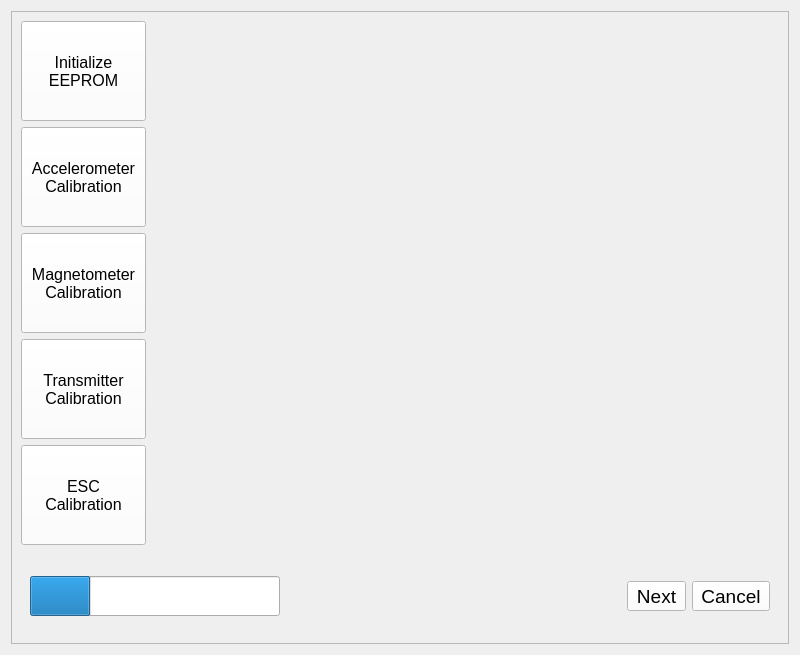
Qt form AeroQuadCommunicator/panel/calibration/panel_calibrate.ui (AeroQuad/AeroQuadCommunicator) before a commit.
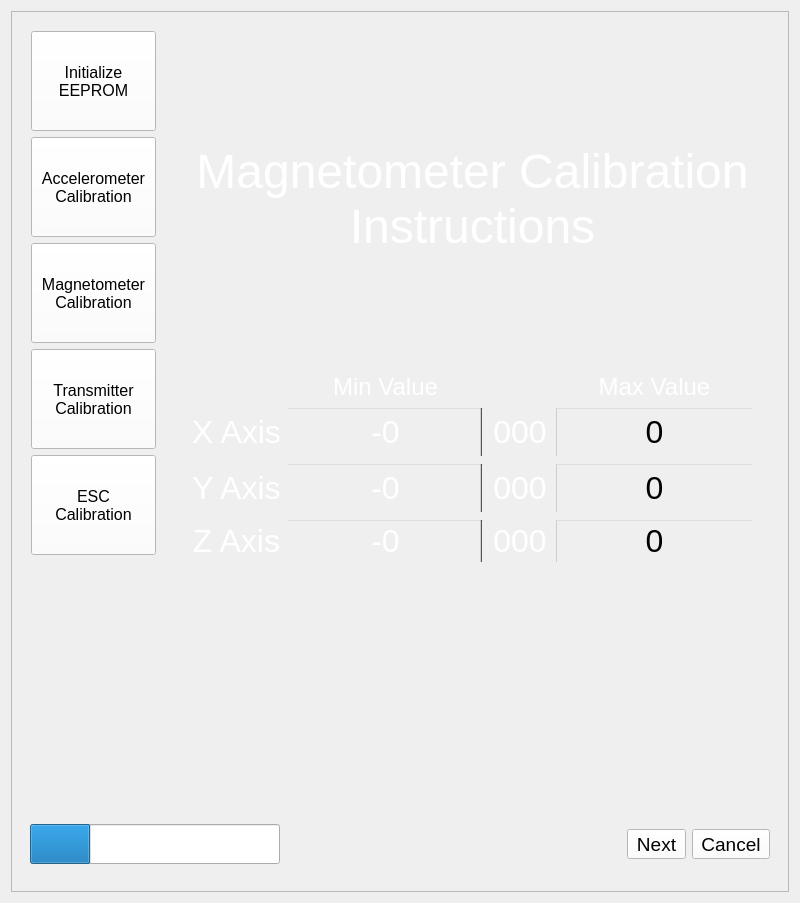
The same form after that commit. Icons and pictures are not drawn.

Commit message: added QStackedWidget to organize widgets for each calibration type

```diff
--- a/AeroQuadCommunicator/panel/calibration/panel_calibrate.ui
+++ b/AeroQuadCommunicator/panel/calibration/panel_calibrate.ui
@@ -7,7 +7,7 @@
     <x>0</x>
     <y>0</y>
     <width>800</width>
-    <height>655</height>
+    <height>903</height>
    </rect>
   </property>
   <property name="font">
@@ -40,211 +40,219 @@
       <enum>QFrame::Raised</enum>
      </property>
      <layout class="QGridLayout" name="gridLayout_2">
-      <item row="1" column="0">
-       <widget class="QToolButton" name="accelCal">
-        <property name="minimumSize">
-         <size>
-          <width>125</width>
-          <height>100</height>
-         </size>
-        </property>
-        <property name="font">
-         <font>
-          <pointsize>12</pointsize>
-         </font>
-        </property>
+      <item row="0" column="0" rowspan="7">
+       <widget class="QFrame" name="calSelect">
         <property name="styleSheet">
-         <string notr="true">background-color: rgb(255, 255, 255);</string>
+         <string notr="true">background-color: rgba(255, 255, 255, 0);</string>
         </property>
-        <property name="text">
-         <string>Accelerometer
-Calibration</string>
+        <property name="frameShape">
+         <enum>QFrame::StyledPanel</enum>
         </property>
-        <property name="icon">
-         <iconset resource="../../commuicator.qrc">
-          <normaloff>:/images/resources/accelCal.png</normaloff>:/images/resources/accelCal.png</iconset>
+        <property name="frameShadow">
+         <enum>QFrame::Raised</enum>
         </property>
-        <property name="iconSize">
-         <size>
-          <width>50</width>
-          <height>50</height>
-         </size>
-        </property>
-        <property name="autoRepeat">
-         <bool>false</bool>
-        </property>
-        <property name="popupMode">
-         <enum>QToolButton::DelayedPopup</enum>
-        </property>
-        <property name="toolButtonStyle">
-         <enum>Qt::ToolButtonTextUnderIcon</enum>
-        </property>
-        <property name="autoRaise">
-         <bool>false</bool>
-        </property>
-       </widget>
-      </item>
-      <item row="3" column="0">
-       <widget class="QToolButton" name="xmitCal">
-        <property name="minimumSize">
-         <size>
-          <width>125</width>
-          <height>100</height>
-         </size>
-        </property>
-        <property name="font">
-         <font>
-          <pointsize>12</pointsize>
-         </font>
-        </property>
-        <property name="styleSheet">
-         <string notr="true">background-color: rgb(255, 255, 255);</string>
-        </property>
-        <property name="text">
-         <string>Transmitter
-Calibration</string>
-        </property>
-        <property name="icon">
-         <iconset resource="../../commuicator.qrc">
-          <normaloff>:/images/resources/transmitterCal.png</normaloff>:/images/resources/transmitterCal.png</iconset>
-        </property>
-        <property name="iconSize">
-         <size>
-          <width>50</width>
-          <height>50</height>
-         </size>
-        </property>
-        <property name="toolButtonStyle">
-         <enum>Qt::ToolButtonTextUnderIcon</enum>
-        </property>
-       </widget>
-      </item>
-      <item row="5" column="0">
-       <spacer name="verticalSpacer">
-        <property name="orientation">
-         <enum>Qt::Vertical</enum>
-        </property>
-        <property name="sizeHint" stdset="0">
-         <size>
-          <width>20</width>
-          <height>40</height>
-         </size>
-        </property>
-       </spacer>
-      </item>
-      <item row="2" column="0">
-       <widget class="QToolButton" name="magCal">
-        <property name="minimumSize">
-         <size>
-          <width>125</width>
-          <height>100</height>
-         </size>
-        </property>
-        <property name="font">
-         <font>
-          <pointsize>12</pointsize>
-         </font>
-        </property>
-        <property name="styleSheet">
-         <string notr="true">background-color: rgb(255, 255, 255);</string>
-        </property>
-        <property name="text">
-         <string>Magnetometer
-Calibration</string>
-        </property>
-        <property name="icon">
-         <iconset resource="../../commuicator.qrc">
-          <normaloff>:/images/resources/magCal.png</normaloff>:/images/resources/magCal.png</iconset>
-        </property>
-        <property name="iconSize">
-         <size>
-          <width>50</width>
-          <height>50</height>
-         </size>
-        </property>
-        <property name="toolButtonStyle">
-         <enum>Qt::ToolButtonTextUnderIcon</enum>
-        </property>
-       </widget>
-      </item>
-      <item row="4" column="0">
-       <widget class="QToolButton" name="escCal">
-        <property name="minimumSize">
-         <size>
-          <width>125</width>
-          <height>100</height>
-         </size>
-        </property>
-        <property name="font">
-         <font>
-          <pointsize>12</pointsize>
-         </font>
-        </property>
-        <property name="styleSheet">
-         <string notr="true">background-color: rgb(255, 255, 255);</string>
-        </property>
-        <property name="text">
-         <string>ESC
-Calibration</string>
-        </property>
-        <property name="icon">
-         <iconset resource="../../commuicator.qrc">
-          <normaloff>:/images/resources/speedControlCal.png</normaloff>:/images/resources/speedControlCal.png</iconset>
-        </property>
-        <property name="iconSize">
-         <size>
-          <width>50</width>
-          <height>50</height>
-         </size>
-        </property>
-        <property name="toolButtonStyle">
-         <enum>Qt::ToolButtonTextUnderIcon</enum>
-        </property>
-       </widget>
-      </item>
-      <item row="0" column="0">
-       <widget class="QToolButton" name="initEEPROM">
-        <property name="minimumSize">
-         <size>
-          <width>125</width>
-          <height>100</height>
-         </size>
-        </property>
-        <property name="font">
-         <font>
-          <pointsize>12</pointsize>
-         </font>
-        </property>
-        <property name="styleSheet">
-         <string notr="true">background-color: rgb(255, 255, 255);</string>
-        </property>
-        <property name="text">
-         <string>Initialize
+        <layout class="QGridLayout" name="gridLayout_7">
+         <item row="0" column="0">
+          <widget class="QToolButton" name="initEEPROM">
+           <property name="minimumSize">
+            <size>
+             <width>125</width>
+             <height>100</height>
+            </size>
+           </property>
+           <property name="font">
+            <font>
+             <pointsize>12</pointsize>
+            </font>
+           </property>
+           <property name="styleSheet">
+            <string notr="true">background-color: rgb(255, 255, 255);</string>
+           </property>
+           <property name="text">
+            <string>Initialize
 EEPROM</string>
+           </property>
+           <property name="icon">
+            <iconset resource="../../commuicator.qrc">
+             <normaloff>:/images/resources/debug.png</normaloff>:/images/resources/debug.png</iconset>
+           </property>
+           <property name="iconSize">
+            <size>
+             <width>50</width>
+             <height>50</height>
+            </size>
+           </property>
+           <property name="toolButtonStyle">
+            <enum>Qt::ToolButtonTextUnderIcon</enum>
+           </property>
+          </widget>
+         </item>
+         <item row="3" column="0">
+          <widget class="QToolButton" name="magCal">
+           <property name="minimumSize">
+            <size>
+             <width>125</width>
+             <height>100</height>
+            </size>
+           </property>
+           <property name="font">
+            <font>
+             <pointsize>12</pointsize>
+            </font>
+           </property>
+           <property name="styleSheet">
+            <string notr="true">background-color: rgb(255, 255, 255);</string>
+           </property>
+           <property name="text">
+            <string>Magnetometer
+Calibration</string>
+           </property>
+           <property name="icon">
+            <iconset resource="../../commuicator.qrc">
+             <normaloff>:/images/resources/magCal.png</normaloff>:/images/resources/magCal.png</iconset>
+           </property>
+           <property name="iconSize">
+            <size>
+             <width>50</width>
+             <height>50</height>
+            </size>
+           </property>
+           <property name="toolButtonStyle">
+            <enum>Qt::ToolButtonTextUnderIcon</enum>
+           </property>
+          </widget>
+         </item>
+         <item row="5" column="0">
+          <widget class="QToolButton" name="escCal">
+           <property name="minimumSize">
+            <size>
+             <width>125</width>
+             <height>100</height>
+            </size>
+           </property>
+           <property name="font">
+            <font>
+             <pointsize>12</pointsize>
+            </font>
+           </property>
+           <property name="styleSheet">
+            <string notr="true">background-color: rgb(255, 255, 255);</string>
+           </property>
+           <property name="text">
+            <string>ESC
+Calibration</string>
+           </property>
+           <property name="icon">
+            <iconset resource="../../commuicator.qrc">
+             <normaloff>:/images/resources/speedControlCal.png</normaloff>:/images/resources/speedControlCal.png</iconset>
+           </property>
+           <property name="iconSize">
+            <size>
+             <width>50</width>
+             <height>50</height>
+            </size>
+           </property>
+           <property name="toolButtonStyle">
+            <enum>Qt::ToolButtonTextUnderIcon</enum>
+           </property>
+          </widget>
+         </item>
+         <item row="4" column="0">
+          <widget class="QToolButton" name="xmitCal">
+           <property name="minimumSize">
+            <size>
+             <width>125</width>
+             <height>100</height>
+            </size>
+           </property>
+           <property name="font">
+            <font>
+             <pointsize>12</pointsize>
+            </font>
+           </property>
+           <property name="styleSheet">
+            <string notr="true">background-color: rgb(255, 255, 255);</string>
+           </property>
+           <property name="text">
+            <string>Transmitter
+Calibration</string>
+           </property>
+           <property name="icon">
+            <iconset resource="../../commuicator.qrc">
+             <normaloff>:/images/resources/transmitterCal.png</normaloff>:/images/resources/transmitterCal.png</iconset>
+           </property>
+           <property name="iconSize">
+            <size>
+             <width>50</width>
+             <height>50</height>
+            </size>
+           </property>
+           <property name="toolButtonStyle">
+            <enum>Qt::ToolButtonTextUnderIcon</enum>
+           </property>
+          </widget>
+         </item>
+         <item row="1" column="0">
+          <widget class="QToolButton" name="accelCal">
+           <property name="minimumSize">
+            <size>
+             <width>125</width>
+             <height>100</height>
+            </size>
+           </property>
+           <property name="font">
+            <font>
+             <pointsize>12</pointsize>
+            </font>
+           </property>
+           <property name="styleSheet">
+            <string notr="true">background-color: rgb(255, 255, 255);</string>
+           </property>
+           <property name="text">
+            <string>Accelerometer
+Calibration</string>
+           </property>
+           <property name="icon">
+            <iconset resource="../../commuicator.qrc">
+             <normaloff>:/images/resources/accelCal.png</normaloff>:/images/resources/accelCal.png</iconset>
+           </property>
+           <property name="iconSize">
+            <size>
+             <width>50</width>
+             <height>50</height>
+            </size>
+           </property>
+           <property name="autoRepeat">
+            <bool>false</bool>
+           </property>
+           <property name="popupMode">
+            <enum>QToolButton::DelayedPopup</enum>
+           </property>
+           <property name="toolButtonStyle">
+            <enum>Qt::ToolButtonTextUnderIcon</enum>
+           </property>
+           <property name="autoRaise">
+            <bool>false</bool>
+           </property>
+          </widget>
+         </item>
+        </layout>
+       </widget>
+      </item>
+      <item row="7" column="0">
+       <spacer name="verticalSpacer">
+        <property name="orientation">
+         <enum>Qt::Vertical</enum>
         </property>
-        <property name="icon">
-         <iconset resource="../../commuicator.qrc">
-          <normaloff>:/images/resources/debug.png</normaloff>:/images/resources/debug.png</iconset>
-        </property>
-        <property name="iconSize">
+        <property name="sizeHint" stdset="0">
          <size>
-          <width>50</width>
-          <height>50</height>
+          <width>20</width>
+          <height>40</height>
          </size>
         </property>
-        <property name="toolButtonStyle">
-         <enum>Qt::ToolButtonTextUnderIcon</enum>
-        </property>
-       </widget>
+       </spacer>
       </item>
-      <item row="0" column="1" rowspan="6">
-       <widget class="QWidget" name="calScreen" native="true">
-        <property name="styleSheet">
-         <string notr="true">background-color: rgb(#9aa9be);</string>
-        </property>
-       </widget>
-      </item>
-      <item row="6" column="0" colspan="2">
+      <item row="9" column="0" colspan="3">
        <widget class="QFrame" name="userConfirm">
         <property name="sizePolicy">
          <sizepolicy hsizetype="Preferred" vsizetype="Fixed">
@@ -361,6 +369,485 @@
         </layout>
        </widget>
       </item>
+      <item row="8" column="0">
+       <spacer name="verticalSpacer_4">
+        <property name="orientation">
+         <enum>Qt::Vertical</enum>
+        </property>
+        <property name="sizeHint" stdset="0">
+         <size>
+          <width>20</width>
+          <height>40</height>
+         </size>
+        </property>
+       </spacer>
+      </item>
+      <item row="0" column="1" rowspan="8">
+       <widget class="QStackedWidget" name="calPanel">
+        <property name="styleSheet">
+         <string notr="true">background-color: rgba(255, 255, 255, 0);</string>
+        </property>
+        <property name="currentIndex">
+         <number>2</number>
+        </property>
+        <widget class="QWidget" name="calDisplay">
+         <property name="styleSheet">
+          <string notr="true">font:36pt; color:white;</string>
+         </property>
+         <layout class="QGridLayout" name="gridLayout_6">
+          <property name="leftMargin">
+           <number>20</number>
+          </property>
+          <property name="rightMargin">
+           <number>20</number>
+          </property>
+          <item row="0" column="0">
+           <widget class="QLabel" name="displayInstructions">
+            <property name="text">
+             <string>Calibration Instructions</string>
+            </property>
+            <property name="alignment">
+             <set>Qt::AlignCenter</set>
+            </property>
+            <property name="wordWrap">
+             <bool>true</bool>
+            </property>
+            <property name="margin">
+             <number>0</number>
+            </property>
+           </widget>
+          </item>
+         </layout>
+        </widget>
+        <widget class="QWidget" name="calAccel">
+         <layout class="QGridLayout" name="gridLayout_4">
+          <property name="leftMargin">
+           <number>20</number>
+          </property>
+          <property name="rightMargin">
+           <number>20</number>
+          </property>
+          <item row="0" column="0">
+           <widget class="QLabel" name="accelInstructions">
+            <property name="minimumSize">
+             <size>
+              <width>0</width>
+              <height>125</height>
+             </size>
+            </property>
+            <property name="styleSheet">
+             <string notr="true">font:36pt; color:white;</string>
+            </property>
+            <property name="text">
+             <string>Accel Calibration Instructions</string>
+            </property>
+            <property name="alignment">
+             <set>Qt::AlignCenter</set>
+            </property>
+            <property name="wordWrap">
+             <bool>true</bool>
+            </property>
+           </widget>
+          </item>
+          <item row="1" column="0">
+           <widget class="QLabel" name="picture">
+            <property name="text">
+             <string/>
+            </property>
+            <property name="pixmap">
+             <pixmap resource="../../commuicator.qrc">:/images/resources/AQ32v2.jpg</pixmap>
+            </property>
+            <property name="alignment">
+             <set>Qt::AlignCenter</set>
+            </property>
+           </widget>
+          </item>
+         </layout>
+        </widget>
+        <widget class="QWidget" name="magAccel">
+         <layout class="QGridLayout" name="gridLayout_5">
+          <property name="leftMargin">
+           <number>20</number>
+          </property>
+          <property name="rightMargin">
+           <number>20</number>
+          </property>
+          <item row="5" column="3">
+           <widget class="QProgressBar" name="xAxisPlus">
+            <property name="minimumSize">
+             <size>
+              <width>0</width>
+              <height>50</height>
+             </size>
+            </property>
+            <property name="font">
+             <font>
+              <pointsize>24</pointsize>
+             </font>
+            </property>
+            <property name="maximum">
+             <number>800</number>
+            </property>
+            <property name="value">
+             <number>0</number>
+            </property>
+            <property name="alignment">
+             <set>Qt::AlignCenter</set>
+            </property>
+            <property name="format">
+             <string>%v</string>
+            </property>
+           </widget>
+          </item>
+          <item row="5" column="1">
+           <widget class="QProgressBar" name="xAxisMinus">
+            <property name="minimumSize">
+             <size>
+              <width>0</width>
+              <height>50</height>
+             </size>
+            </property>
+            <property name="font">
+             <font>
+              <pointsize>24</pointsize>
+             </font>
+            </property>
+            <property name="minimum">
+             <number>0</number>
+            </property>
+            <property name="maximum">
+             <number>800</number>
+            </property>
+            <property name="value">
+             <number>0</number>
+            </property>
+            <property name="alignment">
+             <set>Qt::AlignCenter</set>
+            </property>
+            <property name="invertedAppearance">
+             <bool>true</bool>
+            </property>
+            <property name="format">
+             <string>-%v</string>
+            </property>
+           </widget>
+          </item>
+          <item row="9" column="2">
+           <widget class="QLabel" name="zAxisValue">
+            <property name="minimumSize">
+             <size>
+              <width>60</width>
+              <height>0</height>
+             </size>
+            </property>
+            <property name="styleSheet">
+             <string notr="true">font:24pt; color:white;</string>
+            </property>
+            <property name="text">
+             <string>000</string>
+            </property>
+            <property name="alignment">
+             <set>Qt::AlignCenter</set>
+            </property>
+           </widget>
+          </item>
+          <item row="7" column="3">
+           <widget class="QProgressBar" name="yAxisPlus">
+            <property name="minimumSize">
+             <size>
+              <width>0</width>
+              <height>50</height>
+             </size>
+            </property>
+            <property name="font">
+             <font>
+              <pointsize>24</pointsize>
+             </font>
+            </property>
+            <property name="maximum">
+             <number>800</number>
+            </property>
+            <property name="value">
+             <number>0</number>
+            </property>
+            <property name="alignment">
+             <set>Qt::AlignCenter</set>
+            </property>
+            <property name="format">
+             <string>%v</string>
+            </property>
+           </widget>
+          </item>
+          <item row="5" column="2">
+           <widget class="QLabel" name="xAxisValue">
+            <property name="minimumSize">
+             <size>
+              <width>60</width>
+              <height>0</height>
+             </size>
+            </property>
+            <property name="font">
+             <font>
+              <pointsize>24</pointsize>
+             </font>
+            </property>
+            <property name="styleSheet">
+             <string notr="true">font:24pt; color:white;</string>
+            </property>
+            <property name="text">
+             <string>000</string>
+            </property>
+            <property name="alignment">
+             <set>Qt::AlignCenter</set>
+            </property>
+           </widget>
+          </item>
+          <item row="3" column="2">
+           <spacer name="verticalSpacer_3">
+            <property name="orientation">
+             <enum>Qt::Vertical</enum>
+            </property>
+            <property name="sizeHint" stdset="0">
+             <size>
+              <width>20</width>
+              <height>40</height>
+             </size>
+            </property>
+           </spacer>
+          </item>
+          <item row="7" column="2">
+           <widget class="QLabel" name="yAxisValue">
+            <property name="minimumSize">
+             <size>
+              <width>60</width>
+              <height>0</height>
+             </size>
+            </property>
+            <property name="styleSheet">
+             <string notr="true">font:24pt; color:white;</string>
+            </property>
+            <property name="text">
+             <string>000</string>
+            </property>
+            <property name="alignment">
+             <set>Qt::AlignCenter</set>
+            </property>
+           </widget>
+          </item>
+          <item row="9" column="3">
+           <widget class="QProgressBar" name="zAxisPlus">
+            <property name="font">
+             <font>
+              <pointsize>24</pointsize>
+             </font>
+            </property>
+            <property name="maximum">
+             <number>800</number>
+            </property>
+            <property name="value">
+             <number>0</number>
+            </property>
+            <property name="alignment">
+             <set>Qt::AlignCenter</set>
+            </property>
+            <property name="format">
+             <string>%v</string>
+            </property>
+           </widget>
+          </item>
+          <item row="9" column="1">
+           <widget class="QProgressBar" name="zAxisMinus">
+            <property name="font">
+             <font>
+              <pointsize>24</pointsize>
+             </font>
+            </property>
+            <property name="maximum">
+             <number>800</number>
+            </property>
+            <property name="value">
+             <number>0</number>
+            </property>
+            <property name="alignment">
+             <set>Qt::AlignCenter</set>
+            </property>
+            <property name="invertedAppearance">
+             <bool>true</bool>
+            </property>
+            <property name="format">
+             <string>-%v</string>
+            </property>
+           </widget>
+          </item>
+          <item row="7" column="1">
+           <widget class="QProgressBar" name="yAxisMinus">
+            <property name="minimumSize">
+             <size>
+              <width>0</width>
+              <height>50</height>
+             </size>
+            </property>
+            <property name="font">
+             <font>
+              <pointsize>24</pointsize>
+             </font>
+            </property>
+            <property name="minimum">
+             <number>0</number>
+            </property>
+            <property name="maximum">
+             <number>800</number>
+            </property>
+            <property name="value">
+             <number>0</number>
+            </property>
+            <property name="alignment">
+             <set>Qt::AlignCenter</set>
+            </property>
+            <property name="invertedAppearance">
+             <bool>true</bool>
+            </property>
+            <property name="format">
+             <string>-%v</string>
+            </property>
+           </widget>
+          </item>
+          <item row="10" column="2">
+           <spacer name="verticalSpacer_2">
+            <property name="orientation">
+             <enum>Qt::Vertical</enum>
+            </property>
+            <property name="sizeHint" stdset="0">
+             <size>
+              <width>20</width>
+              <height>40</height>
+             </size>
+            </property>
+           </spacer>
+          </item>
+          <item row="1" column="1">
+           <spacer name="verticalSpacer_5">
+            <property name="orientation">
+             <enum>Qt::Vertical</enum>
+            </property>
+            <property name="sizeHint" stdset="0">
+             <size>
+              <width>20</width>
+              <height>40</height>
+             </size>
+            </property>
+           </spacer>
+          </item>
+          <item row="5" column="0">
+           <widget class="QLabel" name="xAxisLabel">
+            <property name="font">
+             <font>
+              <pointsize>24</pointsize>
+              <weight>50</weight>
+              <italic>false</italic>
+              <bold>false</bold>
+             </font>
+            </property>
+            <property name="styleSheet">
+             <string notr="true">font:24pt; color:white;</string>
+            </property>
+            <property name="text">
+             <string>X Axis</string>
+            </property>
+            <property name="alignment">
+             <set>Qt::AlignCenter</set>
+            </property>
+            <property name="margin">
+             <number>10</number>
+            </property>
+           </widget>
+          </item>
+          <item row="2" column="0" colspan="4">
+           <widget class="QLabel" name="magInstructions">
+            <property name="styleSheet">
+             <string notr="true">font:36pt; color:white;</string>
+            </property>
+            <property name="text">
+             <string>Magnetometer Calibration Instructions</string>
+            </property>
+            <property name="alignment">
+             <set>Qt::AlignCenter</set>
+            </property>
+            <property name="wordWrap">
+             <bool>true</bool>
+            </property>
+           </widget>
+          </item>
+          <item row="7" column="0">
+           <widget class="QLabel" name="yAxisLabel">
+            <property name="styleSheet">
+             <string notr="true">font:24pt; color:white;</string>
+            </property>
+            <property name="text">
+             <string>Y Axis</string>
+            </property>
+            <property name="alignment">
+             <set>Qt::AlignCenter</set>
+            </property>
+            <property name="margin">
+             <number>10</number>
+            </property>
+           </widget>
+          </item>
+          <item row="9" column="0">
+           <widget class="QLabel" name="zAxisLabel">
+            <property name="styleSheet">
+             <string notr="true">font:24pt; color:white;</string>
+            </property>
+            <property name="text">
+             <string>Z Axis</string>
+            </property>
+            <property name="alignment">
+             <set>Qt::AlignCenter</set>
+            </property>
+            <property name="margin">
+             <number>10</number>
+            </property>
+           </widget>
+          </item>
+          <item row="4" column="1">
+           <widget class="QLabel" name="label">
+            <property name="font">
+             <font>
+              <pointsize>18</pointsize>
+              <weight>50</weight>
+              <italic>false</italic>
+              <bold>false</bold>
+             </font>
+            </property>
+            <property name="styleSheet">
+             <string notr="true">font:18pt; color:white;</string>
+            </property>
+            <property name="text">
+             <string>Min Value</string>
+            </property>
+            <property name="alignment">
+             <set>Qt::AlignCenter</set>
+            </property>
+           </widget>
+          </item>
+          <item row="4" column="3">
+           <widget class="QLabel" name="label_2">
+            <property name="styleSheet">
+             <string notr="true">font:18pt; color:white;</string>
+            </property>
+            <property name="text">
+             <string>Max Value</string>
+            </property>
+            <property name="alignment">
+             <set>Qt::AlignCenter</set>
+            </property>
+           </widget>
+          </item>
+         </layout>
+        </widget>
+       </widget>
+      </item>
      </layout>
     </widget>
    </item>
```
The commit also changes 4 other files.
